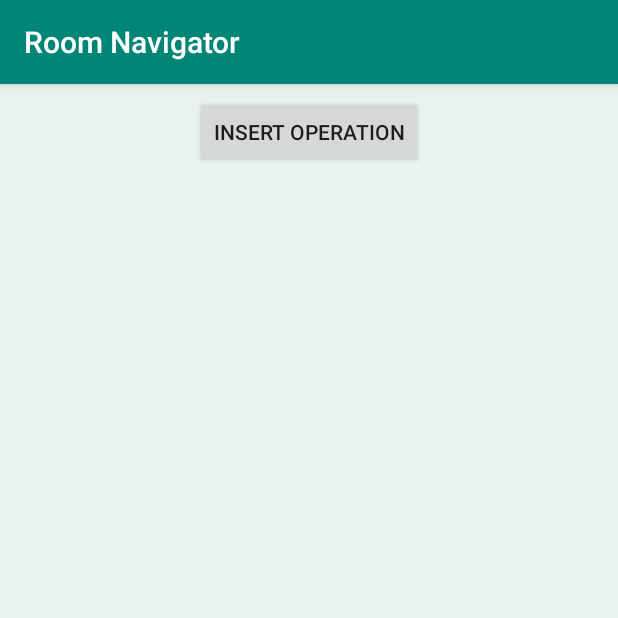
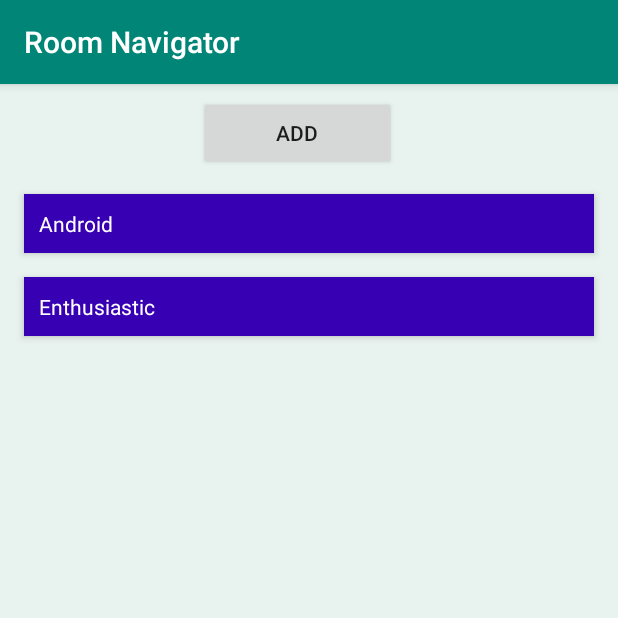
Before and after one commit to Aks-4125/RoomNavigator, an Android app: the screen it shows after launch (MainActivity), on a phone screen of 412 x 824 dp, the top half of it. Run offline under Robolectric (Android 15) with nearby library versions, the phone set to English and light mode, and no system bars; our stand-ins replace Room's generated code.

Commit message:
name repository

```diff
--- a/app/src/main/java/test/com/roomnavigator/MainFragment.kt
+++ b/app/src/main/java/test/com/roomnavigator/MainFragment.kt
@@ -6,8 +6,13 @@ import android.view.LayoutInflater
 import android.view.View
 import android.view.ViewGroup
 import androidx.fragment.app.Fragment
+import androidx.lifecycle.Observer
+import androidx.lifecycle.ViewModelProviders
 import androidx.navigation.fragment.findNavController
+import androidx.recyclerview.widget.LinearLayoutManager
 import kotlinx.android.synthetic.main.fragment_main.*
+import test.com.roomnavigator.adapter.NameListAdapter
+import test.com.roomnavigator.providers.NameViewModel
 
 
 // TODO: Rename parameter arguments, choose names that match
@@ -29,27 +34,31 @@ class MainFragment : Fragment() {
         return inflater.inflate(R.layout.fragment_main, container, false)
     }
 
+    val action = MainFragmentDirections.actionMainFragmentToDetailFragment()
+    private lateinit var nameViewModel: NameViewModel
+
     override fun onViewCreated(view: View, savedInstanceState: Bundle?) {
         super.onViewCreated(view, savedInstanceState)
         // Sending data from one fragment to another fragment
-        /*buttonWelcomeMe.setOnClickListener{
-
-            val name = enterName.text.toString()
-            if(name.isEmpty()) {
-                enterName.error = "Please enter a name"
-            } else {
-                val action = MainFragmentDirections.actionMainFragmentToDetailFragment()
-                action.myTitle = name
-                findNavController().navigate(action)
-            }
-        }*/
-        btnInsert.setOnClickListener {
-            findNavController().navigate(MainFragmentDirections.actionMainFragmentToDetailFragment())
+        buttonAdd.setOnClickListener {
+            findNavController().navigate(action)
         }
+        rvNames.layoutManager = LinearLayoutManager(context)
     }
 
-    override fun onResume() {
-        super.onResume()
+    override fun onActivityCreated(savedInstanceState: Bundle?) {
+        super.onActivityCreated(savedInstanceState)
+        val adapter = activity?.let { NameListAdapter(it) }
+        rvNames.adapter = adapter
+
+
+        nameViewModel = ViewModelProviders.of(this).get(NameViewModel::class.java)
+
+        nameViewModel.allnames.observe(this, Observer { names ->
+            names?.let {
+                adapter?.setNames(names)
+            }
+        })
 
     }
 
--- /dev/null
+++ b/app/src/main/java/test/com/roomnavigator/adapter/NameListAdapter.kt
@@ -0,0 +1,41 @@
+package test.com.roomnavigator.adapter
+
+import android.content.Context
+import android.view.LayoutInflater
+import android.view.View
+import android.view.ViewGroup
+import android.widget.TextView
+import androidx.recyclerview.widget.RecyclerView
+import test.com.roomnavigator.R
+import test.com.roomnavigator.entity.Name
+
+
+class NameListAdapter internal constructor(
+    context: Context
+) : RecyclerView.Adapter<NameListAdapter.NameViewHolder>() {
+
+    private val inflater: LayoutInflater = LayoutInflater.from(context)
+    private var names = emptyList<Name>() // Cached copy of names
+
+    inner class NameViewHolder(itemView: View) : RecyclerView.ViewHolder(itemView) {
+        val nameItemView: TextView = itemView.findViewById(R.id.textView)
+    }
+
+    override fun onCreateViewHolder(parent: ViewGroup, viewType: Int): NameViewHolder {
+        val itemView = inflater.inflate(R.layout.recyclerview_item, parent, false)
+        return NameViewHolder(itemView)
+    }
+
+    override fun onBindViewHolder(holder: NameViewHolder, position: Int) {
+        val current = names[position]
+        holder.nameItemView.text = current.name
+
+    }
+
+    internal fun setNames(names: List<Name>) {
+        this.names = names
+        notifyDataSetChanged()
+    }
+
+    override fun getItemCount() = names.size
+}
--- /dev/null
+++ b/app/src/main/java/test/com/roomnavigator/dao/NameDao.kt
@@ -0,0 +1,27 @@
+package test.com.roomnavigator.dao
+
+import androidx.lifecycle.LiveData
+import androidx.room.Dao
+import androidx.room.Insert
+import androidx.room.Query
+import test.com.roomnavigator.entity.Name
+
+@Dao
+interface NameDao {
+
+    // LiveData is a data holder class that can be observed within a given lifecycle.
+    // Always holds/caches latest version of data. Notifies its active observers when the
+    // data has changed. Since we are getting all the contents of the database,
+    // we are notified whenever any of the database contents have changed.
+    @Query("SELECT * from name_table ORDER BY name ASC")
+    fun getAlphabetizedNames(): LiveData<List<Name>>
+
+    // We do not need a conflict strategy, because the name is our primary key, and you cannot
+    // add two items with the same primary key to the database. If the table has more than one
+    // column, you can use @Insert(onConflict = OnConflictStrategy.REPLACE) to update a row.
+    @Insert
+    fun insert(name: Name)
+
+    @Query("DELETE FROM name_table")
+    fun deleteAll()
+}
--- /dev/null
+++ b/app/src/main/java/test/com/roomnavigator/db/NameRoomDatabase.kt
@@ -0,0 +1,82 @@
+package test.com.roomnavigator.db
+
+import android.content.Context
+import androidx.room.Database
+import androidx.room.Room
+import androidx.room.RoomDatabase
+import androidx.sqlite.db.SupportSQLiteDatabase
+import kotlinx.coroutines.CoroutineScope
+import kotlinx.coroutines.Dispatchers
+import kotlinx.coroutines.launch
+import test.com.roomnavigator.dao.NameDao
+import test.com.roomnavigator.entity.Name
+
+/**
+ * This is the backend. The database. This used to be done by the OpenHelper.
+ * The fact that this has very few comments emphasizes its coolness.
+ */
+@Database(entities = [Name::class], version = 1)
+abstract class NameRoomDatabase : RoomDatabase() {
+
+    abstract fun nameDao(): NameDao
+
+    companion object {
+        @Volatile
+        private var INSTANCE: NameRoomDatabase? = null
+
+        fun getDatabase(
+            context: Context,
+            scope: CoroutineScope
+        ): NameRoomDatabase {
+            // if the INSTANCE is not null, then return it,
+            // if it is, then create the database
+            return INSTANCE ?: synchronized(this) {
+                val instance = Room.databaseBuilder(
+                    context.applicationContext,
+                    NameRoomDatabase::class.java,
+                    "name_database"
+                )
+                    // Wipes and rebuilds instead of migrating if no Migration object.
+                    // Migration is not part of this codelab.
+                    .fallbackToDestructiveMigration()
+                    .addCallback(NameDatabaseCallback(scope))
+                    .build()
+                INSTANCE = instance
+                // return instance
+                instance
+            }
+        }
+
+        private class NameDatabaseCallback(
+            private val scope: CoroutineScope
+        ) : RoomDatabase.Callback() {
+            /**
+             * Override the onOpen method to populate the database.
+             * For this sample, we clear the database every time it is created or opened.
+             */
+            override fun onOpen(db: SupportSQLiteDatabase) {
+                super.onOpen(db)
+                // If you want to keep the data through app restarts,
+                // comment out the following line.
+                INSTANCE?.let { database ->
+                    scope.launch(Dispatchers.IO) {
+                        populateDatabase(database.nameDao())
+                    }
+                }
+            }
+        }
+
+        /**
+         * Populate the database in a new coroutine.
+         * If you want to start with more names, just add them.
+         */
+        fun populateDatabase(nameDao: NameDao) {
+            // Start the app with a clean database every time.
+            // Not needed if you only populate on creation.
+            nameDao.deleteAll()
+            nameDao.insert(Name("Android"))
+            nameDao.insert(Name("Enthusiastic"))
+        }
+    }
+
+}
--- /dev/null
+++ b/app/src/main/java/test/com/roomnavigator/entity/Name.kt
@@ -0,0 +1,14 @@
+package test.com.roomnavigator.entity
+
+import androidx.room.ColumnInfo
+import androidx.room.Entity
+import androidx.room.PrimaryKey
+
+@Entity(tableName = "name_table")
+data class Name(
+    @ColumnInfo(name = "name")
+    val name: String
+) {
+    @PrimaryKey(autoGenerate = true)
+    var rowId: Int = 0 // or rowId: Int? = null
+}
--- /dev/null
+++ b/app/src/main/java/test/com/roomnavigator/providers/NameViewModel.kt
@@ -0,0 +1,51 @@
+package test.com.roomnavigator.providers
+
+import android.app.Application
+import androidx.lifecycle.AndroidViewModel
+import androidx.lifecycle.LiveData
+import kotlinx.coroutines.CoroutineScope
+import kotlinx.coroutines.Dispatchers
+import kotlinx.coroutines.Job
+import kotlinx.coroutines.launch
+import test.com.roomnavigator.db.NameRoomDatabase
+import test.com.roomnavigator.entity.Name
+import kotlin.coroutines.CoroutineContext
+
+/**
+ * View Model to keep a reference to the name repository and
+ * an up-to-date list of all names.
+ */
+
+class NameViewModel(application: Application) : AndroidViewModel(application) {
+
+    private var parentJob = Job()
+    // By default all the coroutines launched in this scope should be using the Main dispatcher
+    private val coroutineContext: CoroutineContext
+        get() = parentJob + Dispatchers.Main
+    private val scope = CoroutineScope(coroutineContext)
+
+    private val repository: NameRepository
+    // Using LiveData and caching what getAlphabetizednames returns has several benefits:
+    // - We can put an observer on the data (instead of polling for changes) and only update the
+    //   the UI when the data actually changes.
+    // - Repository is completely separated from the UI through the ViewModel.
+    val allnames: LiveData<List<Name>>
+
+    init {
+        val namesDao = NameRoomDatabase.getDatabase(application, scope).nameDao()
+        repository = NameRepository(namesDao)
+        allnames = repository.allNames
+    }
+
+    /**
+     * Launching a new coroutine to insert the data in a non-blocking way
+     */
+    fun insert(name: Name) = scope.launch(Dispatchers.IO) {
+        repository.insert(name)
+    }
+
+    override fun onCleared() {
+        super.onCleared()
+        parentJob.cancel()
+    }
+}
--- a/app/src/main/res/layout/fragment_main.xml
+++ b/app/src/main/res/layout/fragment_main.xml
@@ -2,22 +2,36 @@
 <androidx.constraintlayout.widget.ConstraintLayout
         xmlns:android="http://schemas.android.com/apk/res/android"
         xmlns:tools="http://schemas.android.com/tools"
+        xmlns:app="http://schemas.android.com/apk/res-auto"
         android:background="#15289974"
-        xmlns:app="http://schemas.android.com/apk/res-auto"
         android:layout_width="match_parent"
         android:layout_height="match_parent"
         tools:context=".MainFragment">
 
+
     <Button
-            android:id="@+id/btnInsert"
-            android:layout_width="wrap_content"
-            android:layout_height="wrap_content"
-            android:layout_marginStart="8dp"
-            android:layout_marginTop="8dp"
-            android:layout_marginEnd="8dp"
-            android:text="Insert Operation"
+            android:id="@+id/buttonAdd"
+            android:layout_width="131dp"
+            android:layout_height="49dp"
+            android:layout_marginEnd="148dp"
+            android:text="Add"
             app:layout_constraintEnd_toEndOf="parent"
             app:layout_constraintStart_toStartOf="parent"
+            android:layout_marginStart="8dp"
+            app:layout_constraintHorizontal_bias="1.0"
+            android:layout_marginTop="8dp"
             app:layout_constraintTop_toTopOf="parent"/>
 
+    <androidx.recyclerview.widget.RecyclerView
+            android:id="@+id/rvNames"
+            android:layout_width="match_parent"
+            android:layout_height="wrap_content"
+            android:layout_marginTop="8dp"
+            app:layout_constraintTop_toBottomOf="@+id/buttonAdd"
+            app:layout_constraintStart_toStartOf="parent"
+            android:layout_marginStart="8dp"
+            app:layout_constraintEnd_toEndOf="parent"
+            android:layout_marginEnd="8dp"/>
+
+
 </androidx.constraintlayout.widget.ConstraintLayout>
--- /dev/null
+++ b/app/src/main/res/layout/recyclerview_item.xml
@@ -0,0 +1,27 @@
+<?xml version="1.0" encoding="utf-8"?>
+<androidx.constraintlayout.widget.ConstraintLayout
+        xmlns:android="http://schemas.android.com/apk/res/android"
+        xmlns:app="http://schemas.android.com/apk/res-auto"
+        android:layout_width="match_parent"
+        android:layout_height="wrap_content">
+
+    <TextView
+            android:textColor="@android:color/white"
+            android:maxLines="1"
+            android:ellipsize="end"
+            android:background="@color/design_default_color_primary_dark"
+            android:elevation="3dp"
+            app:layout_goneMarginBottom="3dp"
+            android:padding="10dp"
+            android:layout_width="match_parent"
+            android:layout_height="wrap_content"
+            android:id="@+id/textView"
+            android:layout_marginTop="8dp"
+            app:layout_constraintTop_toTopOf="parent"
+            app:layout_constraintStart_toStartOf="parent"
+            android:layout_marginStart="8dp"
+            app:layout_constraintEnd_toEndOf="parent"
+            android:layout_marginEnd="8dp"
+            android:layout_marginBottom="8dp"
+            app:layout_constraintBottom_toBottomOf="parent"/>
+</androidx.constraintlayout.widget.ConstraintLayout>
--- /dev/null
+++ b/app/src/main/res/values/dimens.xml
@@ -0,0 +1,5 @@
+<?xml version="1.0" encoding="utf-8"?>
+<resources>
+    <dimen name="small_padding">8dp</dimen>
+    <dimen name="big_padding">15dp</dimen>
+</resources>
--- a/app/src/main/res/values/strings.xml
+++ b/app/src/main/res/values/strings.xml
@@ -3,5 +3,8 @@
 
     <!-- TODO: Remove or change this placeholder text -->
     <string name="hello_blank_fragment">Hello blank fragment</string>
+    <string name="hint_word">Enter name</string>
     <string name="button_save">Save</string>
+    <string name="empty_not_saved">Please enter name</string>
+    <string name="success">succeed</string>
 </resources>
```
Also changed, not shown: app/build.gradle (+17 -15 lines), app/src/main/java/test/com/roomnavigator/DetailFragment.kt (+40 -2 lines), app/src/main/java/test/com/roomnavigator/MainActivity.kt (+2 -2 lines), app/src/main/java/test/com/roomnavigator/providers/NameRepository.kt (added, +28 -0 lines), app/src/main/res/layout/fragment_detail.xml (+9 -8 lines), 2 other files.
